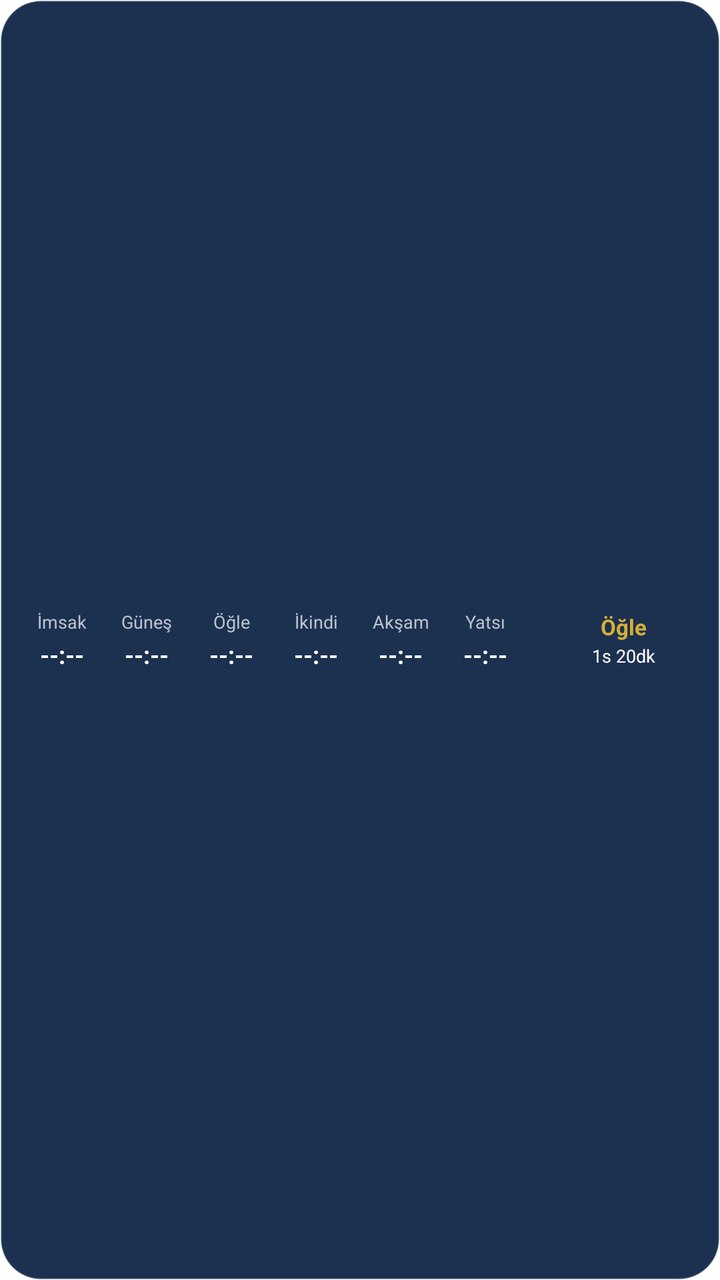
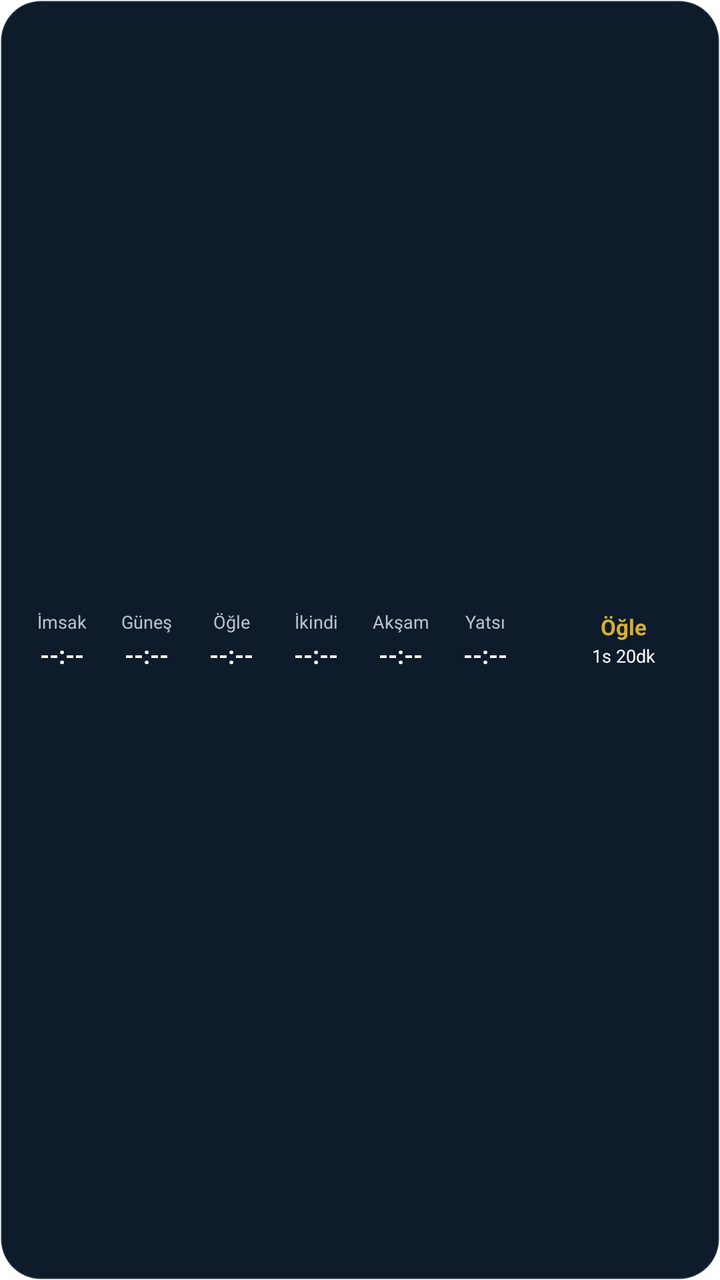

An Android layout rendered at two revisions. The XML below is the earlier revision; the diff shows what the commit changed to produce the second picture.
<!-- AndroidManifest.xml: fallback theme Theme.MaterialComponents.DayNight.NoActionBar -->
<!-- res/layout/widget_prayer_countdown_horizontal.xml -->
<?xml version="1.0" encoding="utf-8"?>
<LinearLayout xmlns:android="http://schemas.android.com/apk/res/android"
    android:id="@+id/widget_root"
    android:layout_width="match_parent"
    android:layout_height="match_parent"
    android:background="@drawable/widget_bg_signature"
    android:orientation="horizontal"
    android:gravity="center_vertical"
    android:padding="12dp">

    <LinearLayout
        android:layout_width="0dp"
        android:layout_height="wrap_content"
        android:layout_weight="1"
        android:orientation="horizontal"
        android:weightSum="6">

        <FrameLayout android:layout_width="0dp" android:layout_height="wrap_content" android:layout_weight="1" android:layout_marginEnd="2dp">
            <ImageView android:id="@+id/card_bg_0" android:layout_width="match_parent" android:layout_height="match_parent" android:src="@drawable/widget_chip_bg" android:visibility="invisible" />
            <LinearLayout android:layout_width="match_parent" android:layout_height="wrap_content" android:orientation="vertical" android:gravity="center" android:paddingTop="5dp" android:paddingBottom="5dp">
                <TextView android:id="@+id/tv_name_0" android:layout_width="wrap_content" android:layout_height="wrap_content" android:textSize="9sp" android:textColor="#B9C2CC" android:maxLines="1" android:text="İmsak" />
                <TextView android:id="@+id/tv_time_0" android:layout_width="wrap_content" android:layout_height="wrap_content" android:textSize="12sp" android:textColor="#FFFFFF" android:textStyle="bold" android:paddingTop="2dp" android:text="--:--" />
            </LinearLayout>
        </FrameLayout>

        <FrameLayout android:layout_width="0dp" android:layout_height="wrap_content" android:layout_weight="1" android:layout_marginStart="2dp" android:layout_marginEnd="2dp">
            <ImageView android:id="@+id/card_bg_1" android:layout_width="match_parent" android:layout_height="match_parent" android:src="@drawable/widget_chip_bg" android:visibility="invisible" />
            <LinearLayout android:layout_width="match_parent" android:layout_height="wrap_content" android:orientation="vertical" android:gravity="center" android:paddingTop="5dp" android:paddingBottom="5dp">
                <TextView android:id="@+id/tv_name_1" android:layout_width="wrap_content" android:layout_height="wrap_content" android:textSize="9sp" android:textColor="#B9C2CC" android:maxLines="1" android:text="Güneş" />
                <TextView android:id="@+id/tv_time_1" android:layout_width="wrap_content" android:layout_height="wrap_content" android:textSize="12sp" android:textColor="#FFFFFF" android:textStyle="bold" android:paddingTop="2dp" android:text="--:--" />
            </LinearLayout>
        </FrameLayout>

        <FrameLayout android:layout_width="0dp" android:layout_height="wrap_content" android:layout_weight="1" android:layout_marginStart="2dp" android:layout_marginEnd="2dp">
            <ImageView android:id="@+id/card_bg_2" android:layout_width="match_parent" android:layout_height="match_parent" android:src="@drawable/widget_chip_bg" android:visibility="invisible" />
            <LinearLayout android:layout_width="match_parent" android:layout_height="wrap_content" android:orientation="vertical" android:gravity="center" android:paddingTop="5dp" android:paddingBottom="5dp">
                <TextView android:id="@+id/tv_name_2" android:layout_width="wrap_content" android:layout_height="wrap_content" android:textSize="9sp" android:textColor="#B9C2CC" android:maxLines="1" android:text="Öğle" />
                <TextView android:id="@+id/tv_time_2" android:layout_width="wrap_content" android:layout_height="wrap_content" android:textSize="12sp" android:textColor="#FFFFFF" android:textStyle="bold" android:paddingTop="2dp" android:text="--:--" />
            </LinearLayout>
        </FrameLayout>

        <FrameLayout android:layout_width="0dp" android:layout_height="wrap_content" android:layout_weight="1" android:layout_marginStart="2dp" android:layout_marginEnd="2dp">
            <ImageView android:id="@+id/card_bg_3" android:layout_width="match_parent" android:layout_height="match_parent" android:src="@drawable/widget_chip_bg" android:visibility="invisible" />
            <LinearLayout android:layout_width="match_parent" android:layout_height="wrap_content" android:orientation="vertical" android:gravity="center" android:paddingTop="5dp" android:paddingBottom="5dp">
                <TextView android:id="@+id/tv_name_3" android:layout_width="wrap_content" android:layout_height="wrap_content" android:textSize="9sp" android:textColor="#B9C2CC" android:maxLines="1" android:text="İkindi" />
                <TextView android:id="@+id/tv_time_3" android:layout_width="wrap_content" android:layout_height="wrap_content" android:textSize="12sp" android:textColor="#FFFFFF" android:textStyle="bold" android:paddingTop="2dp" android:text="--:--" />
            </LinearLayout>
        </FrameLayout>

        <FrameLayout android:layout_width="0dp" android:layout_height="wrap_content" android:layout_weight="1" android:layout_marginStart="2dp" android:layout_marginEnd="2dp">
            <ImageView android:id="@+id/card_bg_4" android:layout_width="match_parent" android:layout_height="match_parent" android:src="@drawable/widget_chip_bg" android:visibility="invisible" />
            <LinearLayout android:layout_width="match_parent" android:layout_height="wrap_content" android:orientation="vertical" android:gravity="center" android:paddingTop="5dp" android:paddingBottom="5dp">
                <TextView android:id="@+id/tv_name_4" android:layout_width="wrap_content" android:layout_height="wrap_content" android:textSize="9sp" android:textColor="#B9C2CC" android:maxLines="1" android:text="Akşam" />
                <TextView android:id="@+id/tv_time_4" android:layout_width="wrap_content" android:layout_height="wrap_content" android:textSize="12sp" android:textColor="#FFFFFF" android:textStyle="bold" android:paddingTop="2dp" android:text="--:--" />
            </LinearLayout>
        </FrameLayout>

        <FrameLayout android:layout_width="0dp" android:layout_height="wrap_content" android:layout_weight="1" android:layout_marginStart="2dp">
            <ImageView android:id="@+id/card_bg_5" android:layout_width="match_parent" android:layout_height="match_parent" android:src="@drawable/widget_chip_bg" android:visibility="invisible" />
            <LinearLayout android:layout_width="match_parent" android:layout_height="wrap_content" android:orientation="vertical" android:gravity="center" android:paddingTop="5dp" android:paddingBottom="5dp">
                <TextView android:id="@+id/tv_name_5" android:layout_width="wrap_content" android:layout_height="wrap_content" android:textSize="9sp" android:textColor="#B9C2CC" android:maxLines="1" android:text="Yatsı" />
                <TextView android:id="@+id/tv_time_5" android:layout_width="wrap_content" android:layout_height="wrap_content" android:textSize="12sp" android:textColor="#FFFFFF" android:textStyle="bold" android:paddingTop="2dp" android:text="--:--" />
            </LinearLayout>
        </FrameLayout>

    </LinearLayout>

    
    <FrameLayout
        android:layout_width="72dp"
        android:layout_height="72dp"
        android:layout_marginStart="14dp">

        <ImageView
            android:id="@+id/ring_image"
            android:layout_width="match_parent"
            android:layout_height="match_parent" />

        <LinearLayout
            android:layout_width="wrap_content"
            android:layout_height="wrap_content"
            android:layout_gravity="center"
            android:orientation="vertical"
            android:gravity="center">

            <TextView
                android:id="@+id/ring_name"
                android:layout_width="wrap_content"
                android:layout_height="wrap_content"
                android:textSize="11sp"
                android:textStyle="bold"
                android:textColor="#D4AF37"
                android:maxLines="1"
                android:text="Öğle" />

            <TextView
                android:id="@+id/ring_countdown"
                android:layout_width="wrap_content"
                android:layout_height="wrap_content"
                android:textSize="9sp"
                android:textColor="#FFFFFF"
                android:maxLines="1"
                android:paddingTop="1dp"
                android:text="1s 20dk" />
        </LinearLayout>
    </FrameLayout>
</LinearLayout>
<!-- resources referenced by this layout -->
<resources>
  <!-- drawable widget_bg_signature (drawable) -->
  <?xml version="1.0" encoding="utf-8"?>
  <shape xmlns:android="http://schemas.android.com/apk/res/android">
      <solid android:color="#1C3050" />
      <corners android:radius="20dp" />
      <stroke android:width="1dp" android:color="#22FFFFFF" />
  </shape>
  <!-- drawable widget_chip_bg (drawable) -->
  <?xml version="1.0" encoding="utf-8"?>
  <shape xmlns:android="http://schemas.android.com/apk/res/android"
      android:shape="rectangle">
      <solid android:color="#FFFFFF" />
      <corners android:radius="999dp" />
  </shape>
</resources>

<!-- the commit's change to res/layout/widget_prayer_countdown_horizontal.xml (unified diff, before → after) -->
@@ -16,7 +16,7 @@
         android:weightSum="6">
 
         <FrameLayout android:layout_width="0dp" android:layout_height="wrap_content" android:layout_weight="1" android:layout_marginEnd="2dp">
-            <ImageView android:id="@+id/card_bg_0" android:layout_width="match_parent" android:layout_height="match_parent" android:src="@drawable/widget_chip_bg" android:visibility="invisible" />
+            <ImageView android:id="@+id/card_bg_0" android:layout_width="match_parent" android:layout_height="match_parent" android:src="@drawable/widget_chip_bg_rect" android:layout_margin="2dp" android:visibility="invisible" />
             <LinearLayout android:layout_width="match_parent" android:layout_height="wrap_content" android:orientation="vertical" android:gravity="center" android:paddingTop="5dp" android:paddingBottom="5dp">
                 <TextView android:id="@+id/tv_name_0" android:layout_width="wrap_content" android:layout_height="wrap_content" android:textSize="9sp" android:textColor="#B9C2CC" android:maxLines="1" android:text="İmsak" />
                 <TextView android:id="@+id/tv_time_0" android:layout_width="wrap_content" android:layout_height="wrap_content" android:textSize="12sp" android:textColor="#FFFFFF" android:textStyle="bold" android:paddingTop="2dp" android:text="--:--" />
@@ -24,7 +24,7 @@
         </FrameLayout>
 
         <FrameLayout android:layout_width="0dp" android:layout_height="wrap_content" android:layout_weight="1" android:layout_marginStart="2dp" android:layout_marginEnd="2dp">
-            <ImageView android:id="@+id/card_bg_1" android:layout_width="match_parent" android:layout_height="match_parent" android:src="@drawable/widget_chip_bg" android:visibility="invisible" />
+            <ImageView android:id="@+id/card_bg_1" android:layout_width="match_parent" android:layout_height="match_parent" android:src="@drawable/widget_chip_bg_rect" android:layout_margin="2dp" android:visibility="invisible" />
             <LinearLayout android:layout_width="match_parent" android:layout_height="wrap_content" android:orientation="vertical" android:gravity="center" android:paddingTop="5dp" android:paddingBottom="5dp">
                 <TextView android:id="@+id/tv_name_1" android:layout_width="wrap_content" android:layout_height="wrap_content" android:textSize="9sp" android:textColor="#B9C2CC" android:maxLines="1" android:text="Güneş" />
                 <TextView android:id="@+id/tv_time_1" android:layout_width="wrap_content" android:layout_height="wrap_content" android:textSize="12sp" android:textColor="#FFFFFF" android:textStyle="bold" android:paddingTop="2dp" android:text="--:--" />
@@ -32,7 +32,7 @@
         </FrameLayout>
 
         <FrameLayout android:layout_width="0dp" android:layout_height="wrap_content" android:layout_weight="1" android:layout_marginStart="2dp" android:layout_marginEnd="2dp">
-            <ImageView android:id="@+id/card_bg_2" android:layout_width="match_parent" android:layout_height="match_parent" android:src="@drawable/widget_chip_bg" android:visibility="invisible" />
+            <ImageView android:id="@+id/card_bg_2" android:layout_width="match_parent" android:layout_height="match_parent" android:src="@drawable/widget_chip_bg_rect" android:layout_margin="2dp" android:visibility="invisible" />
             <LinearLayout android:layout_width="match_parent" android:layout_height="wrap_content" android:orientation="vertical" android:gravity="center" android:paddingTop="5dp" android:paddingBottom="5dp">
                 <TextView android:id="@+id/tv_name_2" android:layout_width="wrap_content" android:layout_height="wrap_content" android:textSize="9sp" android:textColor="#B9C2CC" android:maxLines="1" android:text="Öğle" />
                 <TextView android:id="@+id/tv_time_2" android:layout_width="wrap_content" android:layout_height="wrap_content" android:textSize="12sp" android:textColor="#FFFFFF" android:textStyle="bold" android:paddingTop="2dp" android:text="--:--" />
@@ -40,7 +40,7 @@
         </FrameLayout>
 
         <FrameLayout android:layout_width="0dp" android:layout_height="wrap_content" android:layout_weight="1" android:layout_marginStart="2dp" android:layout_marginEnd="2dp">
-            <ImageView android:id="@+id/card_bg_3" android:layout_width="match_parent" android:layout_height="match_parent" android:src="@drawable/widget_chip_bg" android:visibility="invisible" />
+            <ImageView android:id="@+id/card_bg_3" android:layout_width="match_parent" android:layout_height="match_parent" android:src="@drawable/widget_chip_bg_rect" android:layout_margin="2dp" android:visibility="invisible" />
             <LinearLayout android:layout_width="match_parent" android:layout_height="wrap_content" android:orientation="vertical" android:gravity="center" android:paddingTop="5dp" android:paddingBottom="5dp">
                 <TextView android:id="@+id/tv_name_3" android:layout_width="wrap_content" android:layout_height="wrap_content" android:textSize="9sp" android:textColor="#B9C2CC" android:maxLines="1" android:text="İkindi" />
                 <TextView android:id="@+id/tv_time_3" android:layout_width="wrap_content" android:layout_height="wrap_content" android:textSize="12sp" android:textColor="#FFFFFF" android:textStyle="bold" android:paddingTop="2dp" android:text="--:--" />
@@ -48,7 +48,7 @@
         </FrameLayout>
 
         <FrameLayout android:layout_width="0dp" android:layout_height="wrap_content" android:layout_weight="1" android:layout_marginStart="2dp" android:layout_marginEnd="2dp">
-            <ImageView android:id="@+id/card_bg_4" android:layout_width="match_parent" android:layout_height="match_parent" android:src="@drawable/widget_chip_bg" android:visibility="invisible" />
+            <ImageView android:id="@+id/card_bg_4" android:layout_width="match_parent" android:layout_height="match_parent" android:src="@drawable/widget_chip_bg_rect" android:layout_margin="2dp" android:visibility="invisible" />
             <LinearLayout android:layout_width="match_parent" android:layout_height="wrap_content" android:orientation="vertical" android:gravity="center" android:paddingTop="5dp" android:paddingBottom="5dp">
                 <TextView android:id="@+id/tv_name_4" android:layout_width="wrap_content" android:layout_height="wrap_content" android:textSize="9sp" android:textColor="#B9C2CC" android:maxLines="1" android:text="Akşam" />
                 <TextView android:id="@+id/tv_time_4" android:layout_width="wrap_content" android:layout_height="wrap_content" android:textSize="12sp" android:textColor="#FFFFFF" android:textStyle="bold" android:paddingTop="2dp" android:text="--:--" />
@@ -56,7 +56,7 @@
         </FrameLayout>
 
         <FrameLayout android:layout_width="0dp" android:layout_height="wrap_content" android:layout_weight="1" android:layout_marginStart="2dp">
-            <ImageView android:id="@+id/card_bg_5" android:layout_width="match_parent" android:layout_height="match_parent" android:src="@drawable/widget_chip_bg" android:visibility="invisible" />
+            <ImageView android:id="@+id/card_bg_5" android:layout_width="match_parent" android:layout_height="match_parent" android:src="@drawable/widget_chip_bg_rect" android:layout_margin="2dp" android:visibility="invisible" />
             <LinearLayout android:layout_width="match_parent" android:layout_height="wrap_content" android:orientation="vertical" android:gravity="center" android:paddingTop="5dp" android:paddingBottom="5dp">
                 <TextView android:id="@+id/tv_name_5" android:layout_width="wrap_content" android:layout_height="wrap_content" android:textSize="9sp" android:textColor="#B9C2CC" android:maxLines="1" android:text="Yatsı" />
                 <TextView android:id="@+id/tv_time_5" android:layout_width="wrap_content" android:layout_height="wrap_content" android:textSize="12sp" android:textColor="#FFFFFF" android:textStyle="bold" android:paddingTop="2dp" android:text="--:--" />
<!-- resource entries referenced after the edit -->
@@ -3,16 +3,16 @@
   <!-- drawable widget_bg_signature (drawable) -->
   <?xml version="1.0" encoding="utf-8"?>
   <shape xmlns:android="http://schemas.android.com/apk/res/android">
-      <solid android:color="#1C3050" />
+      <solid android:color="#0D1B2A" />
       <corners android:radius="20dp" />
       <stroke android:width="1dp" android:color="#22FFFFFF" />
   </shape>
-  <!-- drawable widget_chip_bg (drawable) -->
+  <!-- drawable widget_chip_bg_rect (drawable) -->
   <?xml version="1.0" encoding="utf-8"?>
   <shape xmlns:android="http://schemas.android.com/apk/res/android"
       android:shape="rectangle">
       <solid android:color="#FFFFFF" />
-      <corners android:radius="999dp" />
+      <corners android:radius="10dp" />
   </shape>
 </resources>
 
